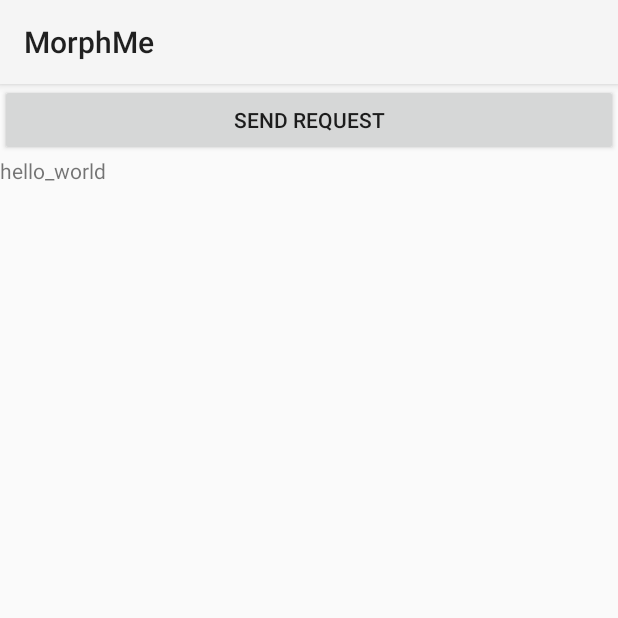
After one commit to xuanyuandy/morph, an Android app: the http_test screen opened directly, with no data from a screen before it, on a phone screen of 412 x 824 dp, the top half of it. The commit adds this screen. Run offline under Robolectric (Android 15) with nearby library versions, the phone set to English and light mode, and no system bars.

Commit message:
first commit

```diff
--- /dev/null
+++ b/app/src/main/java/com/example/cv/activity/http_test.java
@@ -0,0 +1,62 @@
+package com.example.cv.activity;
+
+import androidx.appcompat.app.AppCompatActivity;
+
+import android.os.Bundle;
+import android.util.Log;
+import android.view.View;
+import android.view.accessibility.AccessibilityManager;
+import android.widget.Button;
+import android.widget.Toast;
+
+import com.example.cv.R;
+
+import java.io.IOException;
+
+import okhttp3.Call;
+import okhttp3.Callback;
+import okhttp3.MediaType;
+import okhttp3.OkHttpClient;
+import okhttp3.Request;
+import okhttp3.RequestBody;
+import okhttp3.Response;
+
+
+public class http_test extends AppCompatActivity {
+
+    @Override
+    protected void onCreate(Bundle savedInstanceState) {
+        super.onCreate(savedInstanceState);
+        setContentView(R.layout.activity_http_test);
+        Button button1 = findViewById(R.id.button1);
+        button1.setOnClickListener(new View.OnClickListener() {
+            @Override
+            public void onClick(View view) {
+                get("http://www.baidu.com");
+            }
+        });
+    }
+    public void get(String url){
+        OkHttpClient client = new OkHttpClient();
+        Request request = new Request.Builder()
+                .get()
+                .url(url)
+                .build();
+        Call call = client.newCall(request);
+
+        call.enqueue(new Callback() {
+            @Override
+            public void onFailure(Call call, IOException e) {
+
+            }
+
+            @Override
+            public void onResponse(Call call, Response response) throws IOException {
+                if (response!=null && response.isSuccessful()){
+                    Toast.makeText(http_test.this, "success", Toast.LENGTH_SHORT).show();
+                }
+            }
+        });
+
+    }
+}
--- /dev/null
+++ b/app/src/main/res/layout/activity_http_test.xml
@@ -0,0 +1,24 @@
+<LinearLayout xmlns:android="http://schemas.android.com/apk/res/android"
+    xmlns:tools="http://schemas.android.com/tools"
+    android:layout_width="match_parent"
+    android:layout_height="match_parent"
+    android:orientation="vertical">
+
+    <Button
+        android:id="@+id/button1"
+        android:layout_width="match_parent"
+        android:layout_height="wrap_content"
+        android:text="Send Request" />
+
+    <ScrollView
+        android:layout_width="match_parent"
+        android:layout_height="match_parent" >
+
+        <TextView
+            android:id="@+id/TextView1"
+            android:layout_width="match_parent"
+            android:layout_height="wrap_content"
+            android:text="hello_world" />
+    </ScrollView>
+
+</LinearLayout>
```
Also changed, not shown: app/src/main/AndroidManifest.xml (+5 -2 lines), app/src/main/java/com/example/cv/activity/TwoMorphActivity.java (+15 -12 lines).
